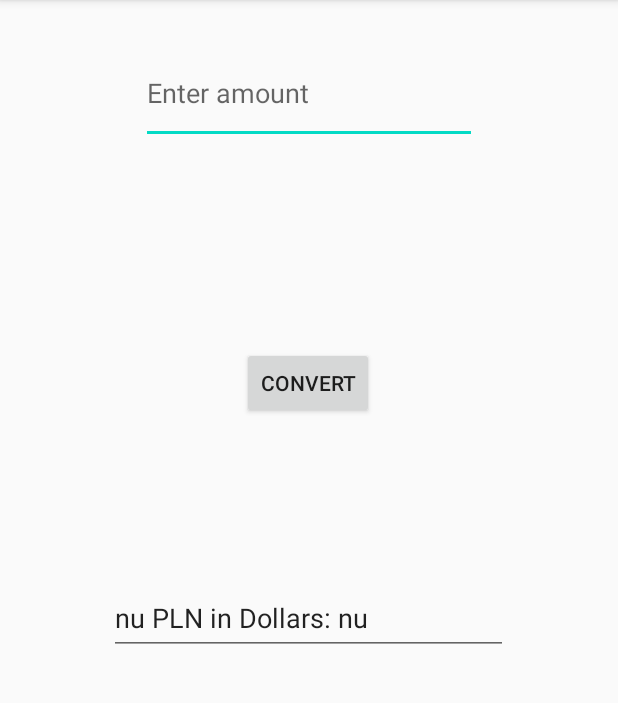
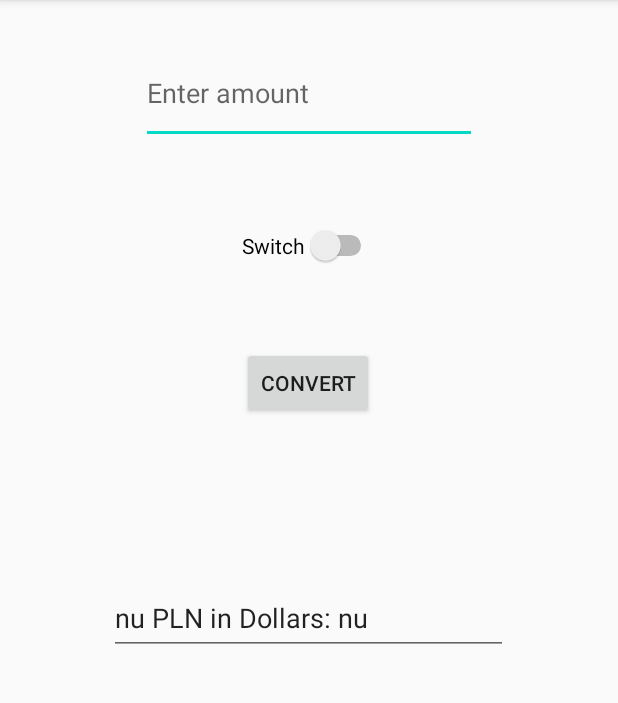
Before and after one commit to Cooplix/CurrencyConverter, an Android app: the screen it shows after launch (MainActivity), after a tap on "CONVERT", on a phone screen of 412 x 824 dp, the part 84-787 px from its top. Run offline under Robolectric (Android 15) with nearby library versions, the phone set to English and light mode, and no system bars; 2 statements that could not run were skipped.

```diff
--- a/app/src/main/java/com/example/currencyconverter/MainActivity.java
+++ b/app/src/main/java/com/example/currencyconverter/MainActivity.java
@@ -18,15 +18,20 @@ public class MainActivity extends AppCompatActivity {
         setContentView(R.layout.activity_main);
     }
 
-    public void convert(View view) {
+    public void onClickConvert(View view) {
         EditText amountEditText = (EditText) findViewById(R.id.amountEditText);
 
         Double amountDouble = Double.parseDouble(amountEditText.getText().toString());
 
-        Double polishAmount = amountDouble * 3.5;
-
         EditText resultAmountPolish = (EditText) findViewById(R.id.resultAmountPolish);
 
-        resultAmountPolish.setText(String.format("%.2f", polishAmount) + " PLN in Dollars: " + String.format("%.2f", polishAmount));
-;    }
+        convert(amountDouble);
+
+        resultAmountPolish.setText(String.format("%.2f", amountDouble) + " PLN in Dollars: " + String.format("%.2f", convert(amountDouble)));
+
+    }
+
+    public Double convert(Double amountDouble) {
+        return amountDouble * 3.5;
+    }
 }
--- a/app/src/main/res/layout/activity_main.xml
+++ b/app/src/main/res/layout/activity_main.xml
@@ -12,7 +12,7 @@
         android:layout_height="wrap_content"
         android:layout_marginTop="84dp"
         android:layout_marginBottom="496dp"
-        android:onClick="convert"
+        android:onClick="onClickConvert"
         android:text="Convert"
         app:layout_constraintBottom_toBottomOf="parent"
         app:layout_constraintEnd_toEndOf="parent"
@@ -52,4 +52,14 @@
         app:layout_constraintTop_toBottomOf="@+id/button"
         app:layout_constraintVertical_bias="0.0" />
 
+    <Switch
+        android:id="@+id/switch1"
+        android:layout_width="wrap_content"
+        android:layout_height="wrap_content"
+        android:text="Switch"
+        app:layout_constraintBottom_toTopOf="@+id/button"
+        app:layout_constraintEnd_toEndOf="parent"
+        app:layout_constraintStart_toStartOf="parent"
+        app:layout_constraintTop_toBottomOf="@+id/amountEditText" />
+
 </androidx.constraintlayout.widget.ConstraintLayout>
```
Also changed, not shown: 1 other file.
